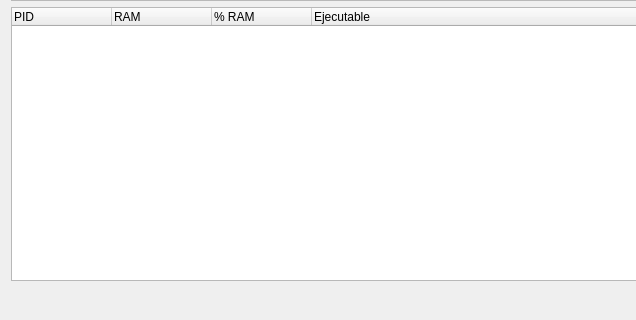
Before: the Qt Designer form proyectos/Proyecto_Erik_Sebastian/MonitorRAM/mainwindow.ui in gwolf/clase-sistop-2017-01, drawn with Qt 5; both pictures show x 0 to 636 and y 303 to 623 of the 1060 by 623 pixel window.
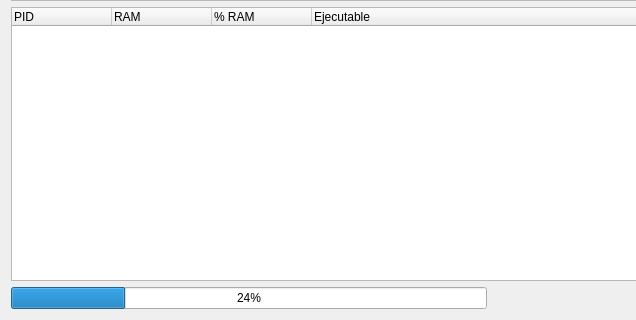
After: the same form once the commit is applied.

Commit message: Agregando ventana de Acerca de

```diff
--- a/proyectos/Proyecto_Erik_Sebastian/MonitorRAM/mainwindow.ui
+++ b/proyectos/Proyecto_Erik_Sebastian/MonitorRAM/mainwindow.ui
@@ -44,6 +44,13 @@
     </item>
     <item>
      <layout class="QHBoxLayout" name="horizontalLayout">
+      <item>
+       <widget class="QProgressBar" name="progressBar">
+        <property name="value">
+         <number>24</number>
+        </property>
+       </widget>
+      </item>
       <item>
        <spacer name="horizontalSpacer">
         <property name="orientation">
```
The commit also changes 7 other files.
